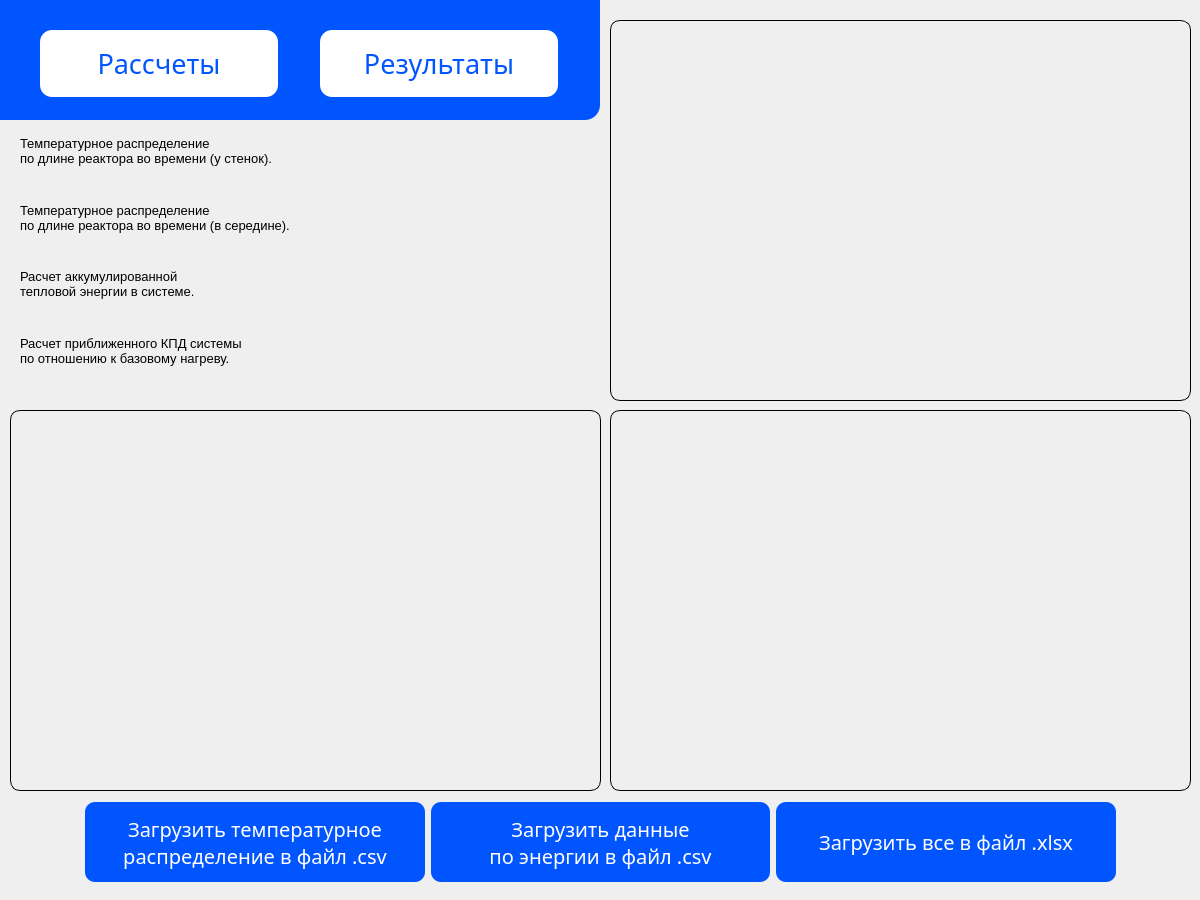
Old version of the form ui/main.ui in the repository SuperUserName1/BioGas-NormLab.
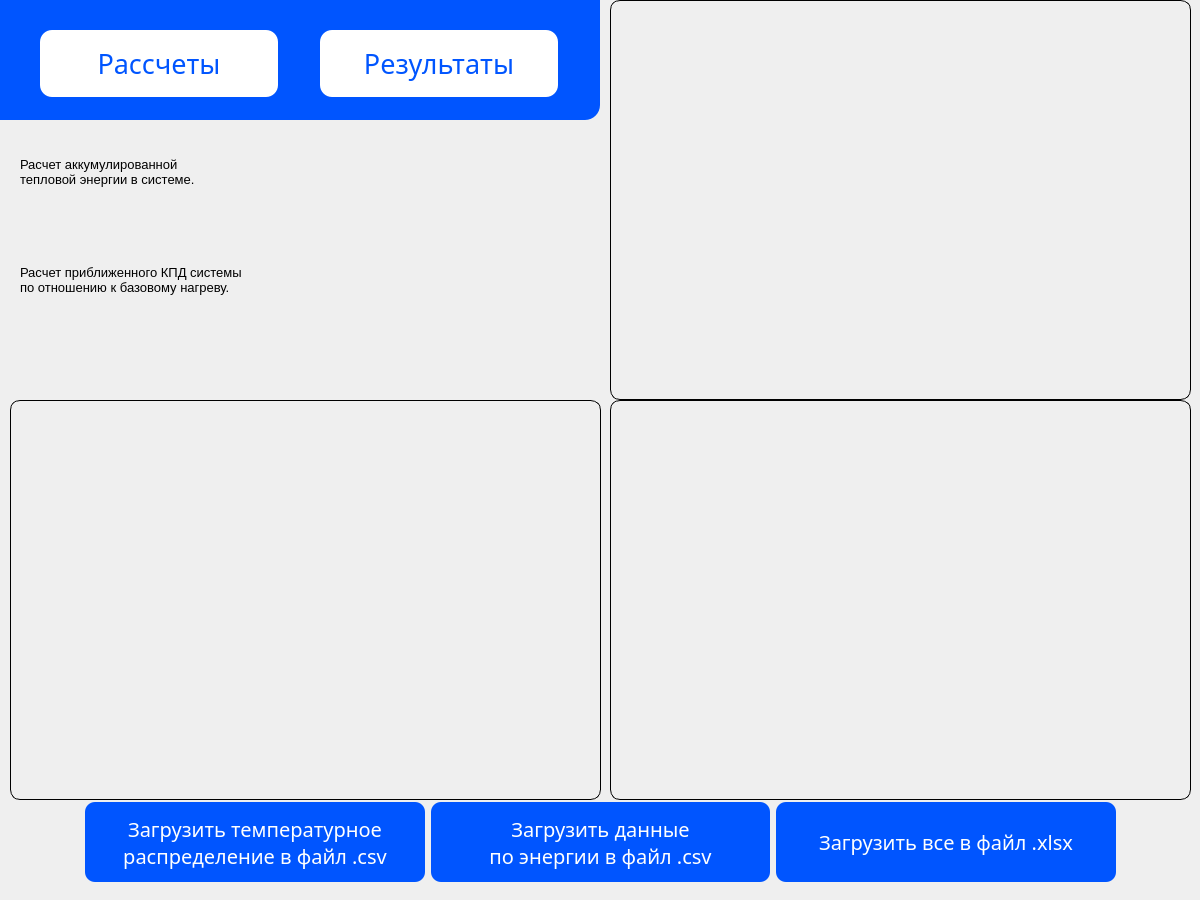
New version of the form.

The edit to the form file:
```diff
--- a/ui/main.ui
+++ b/ui/main.ui
@@ -707,51 +707,24 @@
        <rect>
         <x>20</x>
         <y>120</y>
-        <width>551</width>
-        <height>261</height>
+        <width>571</width>
+        <height>211</height>
        </rect>
       </property>
       <layout class="QGridLayout" name="gridLayout">
-       <item row="1" column="0">
-        <widget class="QLabel" name="label_2">
+       <item row="1" column="1">
+        <widget class="QLabel" name="label_cop_base_heating">
          <property name="font">
           <font>
            <pointsize>10</pointsize>
           </font>
          </property>
          <property name="text">
-          <string>Температурное распределение
-по длине реактора во времени (в середине).</string>
+          <string/>
          </property>
         </widget>
        </item>
        <item row="0" column="0">
-        <widget class="QLabel" name="label">
-         <property name="font">
-          <font>
-           <pointsize>10</pointsize>
-          </font>
-         </property>
-         <property name="text">
-          <string>Температурное распределение
-по длине реактора во времени (у стенок).</string>
-         </property>
-        </widget>
-       </item>
-       <item row="3" column="0">
-        <widget class="QLabel" name="label_4">
-         <property name="font">
-          <font>
-           <pointsize>10</pointsize>
-          </font>
-         </property>
-         <property name="text">
-          <string>Расчет приближенного КПД системы
-по отношению к базовому нагреву.</string>
-         </property>
-        </widget>
-       </item>
-       <item row="2" column="0">
         <widget class="QLabel" name="label_3">
          <property name="font">
           <font>
@@ -764,19 +737,20 @@
          </property>
         </widget>
        </item>
+       <item row="1" column="0">
+        <widget class="QLabel" name="label_4">
+         <property name="font">
+          <font>
+           <pointsize>10</pointsize>
+          </font>
+         </property>
+         <property name="text">
+          <string>Расчет приближенного КПД системы
+по отношению к базовому нагреву.</string>
+         </property>
+        </widget>
+       </item>
        <item row="0" column="1">
-        <widget class="QLabel" name="label_temperature_distribution_walls">
-         <property name="font">
-          <font>
-           <pointsize>10</pointsize>
-          </font>
-         </property>
-         <property name="text">
-          <string/>
-         </property>
-        </widget>
-       </item>
-       <item row="2" column="1">
         <widget class="QLabel" name="label_accumulated_thermal_energy">
          <property name="font">
           <font>
@@ -788,39 +762,15 @@
          </property>
         </widget>
        </item>
-       <item row="3" column="1">
-        <widget class="QLabel" name="label_cop_base_heating">
-         <property name="font">
-          <font>
-           <pointsize>10</pointsize>
-          </font>
-         </property>
-         <property name="text">
-          <string/>
-         </property>
-        </widget>
-       </item>
-       <item row="1" column="1">
-        <widget class="QLabel" name="label_temperature_distribution_middle">
-         <property name="font">
-          <font>
-           <pointsize>10</pointsize>
-          </font>
-         </property>
-         <property name="text">
-          <string/>
-         </property>
-        </widget>
-       </item>
       </layout>
      </widget>
      <widget class="QWidget" name="graph_temperature_profiles" native="true">
       <property name="geometry">
        <rect>
         <x>610</x>
-        <y>410</y>
+        <y>400</y>
         <width>581</width>
-        <height>381</height>
+        <height>400</height>
        </rect>
       </property>
       <property name="styleSheet">
@@ -832,9 +782,9 @@
       <property name="geometry">
        <rect>
         <x>10</x>
-        <y>410</y>
+        <y>400</y>
         <width>591</width>
-        <height>381</height>
+        <height>400</height>
        </rect>
       </property>
       <property name="styleSheet">
@@ -846,9 +796,9 @@
       <property name="geometry">
        <rect>
         <x>610</x>
-        <y>20</y>
+        <y>0</y>
         <width>581</width>
-        <height>381</height>
+        <height>400</height>
        </rect>
       </property>
       <property name="styleSheet">
```
